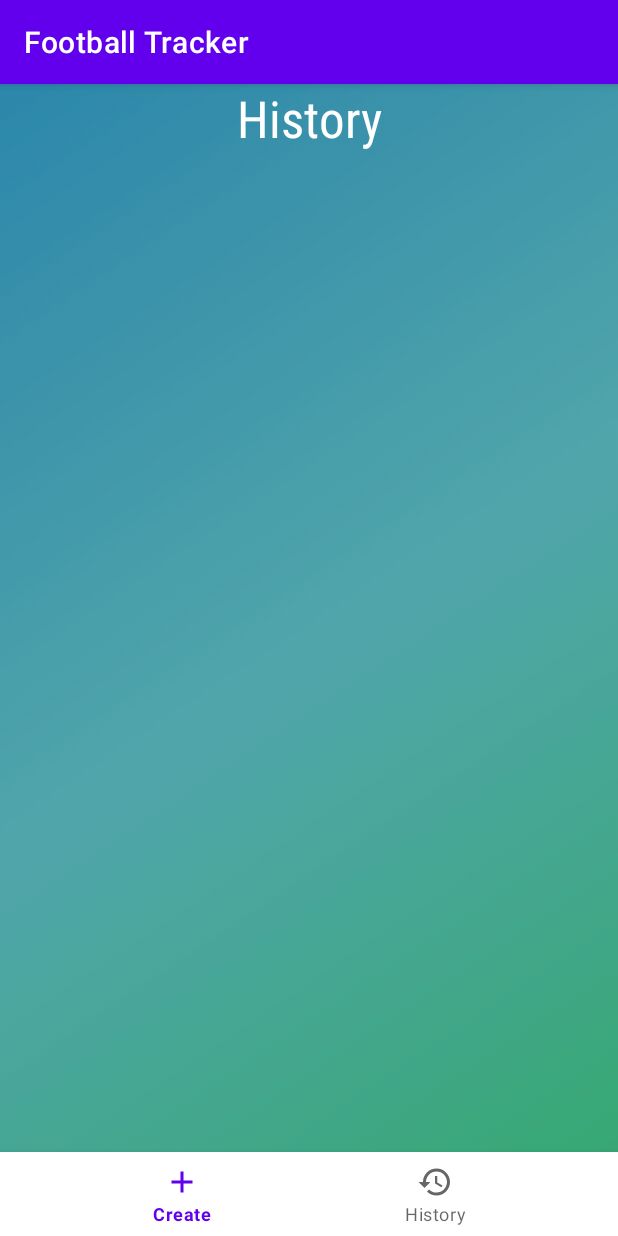
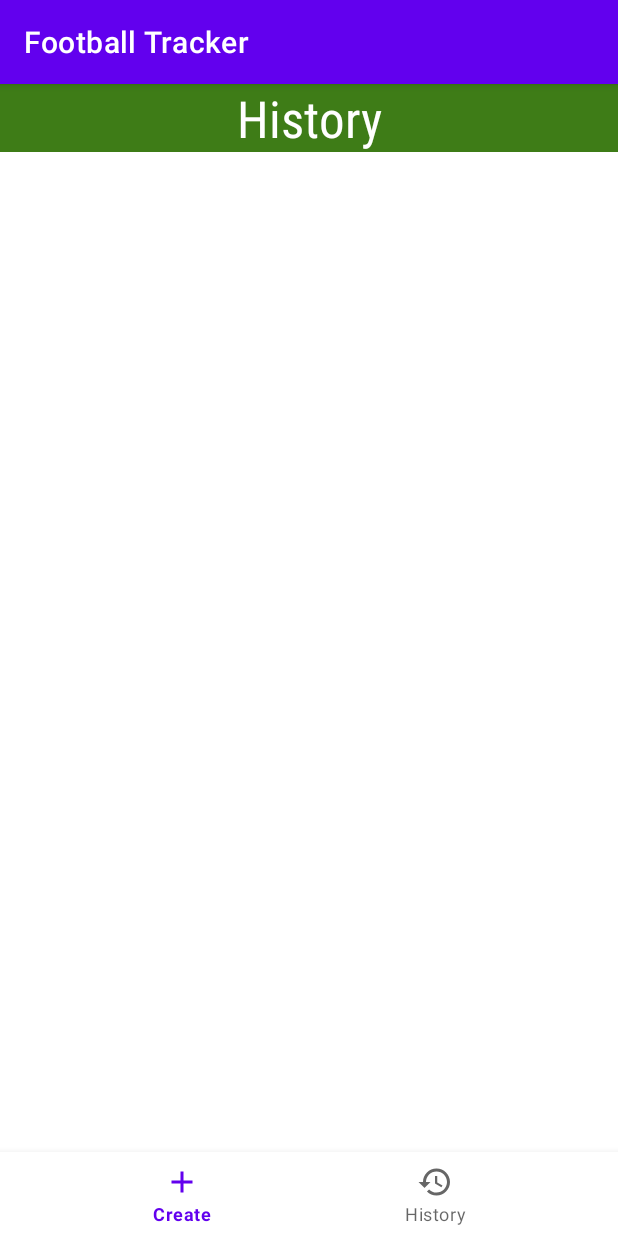
Before and after one commit to AntoninLmp/Football-Tracker, an Android app: the History screen opened directly, with no data from a screen before it, on a phone screen of 412 x 824 dp. Run offline under Robolectric (Android 15) with nearby library versions, the phone set to English and light mode, and no system bars; Roboto replaces fonts that are not available here.

Commit message:
Update History ScreenOrientation

```diff
--- a/app/src/main/res/layout-land/activity_history.xml
+++ b/app/src/main/res/layout-land/activity_history.xml
@@ -4,7 +4,6 @@
     xmlns:tools="http://schemas.android.com/tools"
     android:layout_width="match_parent"
     android:layout_height="match_parent"
-    android:background="@drawable/android_gradient_3"
     tools:context=".History">
 
     <LinearLayout
@@ -18,6 +17,11 @@
         app:layout_constraintStart_toStartOf="parent"
         app:layout_constraintTop_toTopOf="parent">
 
+        <LinearLayout
+            android:layout_width="match_parent"
+            android:layout_height="wrap_content"
+            android:backgroundTint="#3E7C27"
+            android:orientation="vertical">
 
             <TextView
                 android:id="@+id/History"
@@ -25,234 +29,33 @@
                 android:layout_height="wrap_content"
                 android:fontFamily="sans-serif-condensed"
                 android:gravity="center"
-            android:text="Historique"
+                android:text="@string/history"
                 android:textAlignment="center"
                 android:textColor="@color/white"
+                android:background="@color/green"
                 android:textSize="34sp" />
-
-        <ScrollView
-            android:layout_width="match_parent"
-            android:layout_height="match_parent"
-            android:layout_weight="1">
-            <LinearLayout
-                android:layout_width="match_parent"
-                android:layout_height="0dp"
-                android:orientation="vertical">
-
-                <TextView
-                    android:id="@+id/textView4"
-                    android:layout_width="match_parent"
-                    android:layout_height="wrap_content"
-                    android:layout_weight="0"
-                    android:textColor="@color/white"
-                    android:text="06/04/2023" />
-
-                <LinearLayout
-                    android:layout_width="match_parent"
-                    android:layout_height="0dp"
-                    android:layout_marginLeft="5sp"
-                    android:layout_marginTop="10sp"
-                    android:layout_marginRight="5sp"
-                    android:layout_marginBottom="10sp"
-                    android:layout_weight="0.2"
-                    android:background="@drawable/customborder"
-                    android:orientation="horizontal">
-
-                    <TextView
-                        android:id="@+id/textView2"
-                        android:layout_width="wrap_content"
-                        android:layout_height="match_parent"
-                        android:layout_weight="0.25"
-                        android:gravity="center"
-                        android:text="O.M"
-                        android:textColor="@color/white"
-                        android:textAlignment="center"
-                        android:textSize="20sp" />
-
-                    <TextView
-                        android:id="@+id/textView"
-                        android:layout_width="wrap_content"
-                        android:layout_height="match_parent"
-                        android:layout_weight="0.5"
-                        android:gravity="center"
-                        android:text="4 - 0"
-                        android:textColor="@color/white"
-                        android:textAlignment="center"
-                        android:textSize="28sp" />
-
-                    <TextView
-                        android:id="@+id/textView3"
-                        android:layout_width="wrap_content"
-                        android:layout_height="match_parent"
-                        android:layout_weight="0.25"
-                        android:gravity="center"
-                        android:text="P.S.G"
-                        android:textColor="@color/white"
-                        android:textAlignment="center"
-                        android:textSize="20sp" />
 
         </LinearLayout>
 
         <LinearLayout
             android:layout_width="match_parent"
-                    android:layout_height="0dp"
-                    android:layout_marginLeft="5sp"
-                    android:layout_marginTop="10sp"
-                    android:layout_marginRight="5sp"
-                    android:layout_marginBottom="10sp"
-                    android:layout_weight="0.2"
-                    android:background="@drawable/customborder"
-                    android:orientation="horizontal">
+            android:layout_height="wrap_content"
+            android:layout_weight="1"
+            android:orientation="vertical">
 
-                    <TextView
-                        android:id="@+id/textView5"
-                        android:layout_width="wrap_content"
+            <androidx.recyclerview.widget.RecyclerView
+                android:id="@+id/recyclerViewHistory"
+                android:layout_width="match_parent"
                 android:layout_height="match_parent"
-                        android:layout_weight="0.25"
-                        android:gravity="center"
-                        android:text="O.M"
-                        android:textColor="@color/white"
-                        android:textAlignment="center"
-                        android:textSize="20sp" />
-
-                    <TextView
-                        android:id="@+id/textView6"
-                        android:layout_width="wrap_content"
-                        android:layout_height="match_parent"
-                        android:layout_weight="0.5"
-                        android:gravity="center"
-                        android:text="4 - 0"
-                        android:textColor="@color/white"
-                        android:textAlignment="center"
-                        android:textSize="28sp" />
-
-                    <TextView
-                        android:id="@+id/textView7"
-                        android:layout_width="wrap_content"
-                        android:layout_height="match_parent"
-                        android:layout_weight="0.25"
-                        android:gravity="center"
-                        android:text="P.S.G"
-                        android:textColor="@color/white"
-                        android:textAlignment="center"
-                        android:textSize="20sp" />
+                />
 
         </LinearLayout>
-
-                <TextView
-                    android:id="@+id/textView8"
-                    android:layout_width="match_parent"
-                    android:layout_height="wrap_content"
-                    android:layout_weight="0"
-                    android:text="05/04/2023"
-                    android:textColor="@color/white"/>
-
-                <LinearLayout
-                    android:layout_width="match_parent"
-                    android:layout_height="0dp"
-                    android:layout_marginLeft="5sp"
-                    android:layout_marginTop="10sp"
-                    android:layout_marginRight="5sp"
-                    android:layout_marginBottom="10sp"
-                    android:layout_weight="0.2"
-                    android:background="@drawable/customborder"
-                    android:orientation="horizontal">
-
-                    <TextView
-                        android:id="@+id/textView9"
-                        android:layout_width="wrap_content"
-                        android:layout_height="match_parent"
-                        android:layout_weight="0.25"
-                        android:gravity="center"
-                        android:text="O.M"
-                        android:textColor="@color/white"
-                        android:textAlignment="center"
-                        android:textSize="20sp" />
-
-                    <TextView
-                        android:id="@+id/textView10"
-                        android:layout_width="wrap_content"
-                        android:layout_height="match_parent"
-                        android:layout_weight="0.5"
-                        android:gravity="center"
-                        android:text="4 - 0"
-                        android:textColor="@color/white"
-                        android:textAlignment="center"
-                        android:textSize="28sp" />
-
-                    <TextView
-                        android:id="@+id/textView11"
-                        android:layout_width="wrap_content"
-                        android:layout_height="match_parent"
-                        android:layout_weight="0.25"
-                        android:gravity="center"
-                        android:text="P.S.G"
-                        android:textColor="@color/white"
-                        android:textAlignment="center"
-                        android:textSize="20sp" />
-
-                </LinearLayout>
-
-                <TextView
-                    android:id="@+id/textView12"
-                    android:layout_width="match_parent"
-                    android:layout_height="wrap_content"
-                    android:layout_weight="0"
-                    android:text="04/04/2023" />
-
-                <LinearLayout
-                    android:layout_width="match_parent"
-                    android:layout_height="0dp"
-                    android:layout_marginLeft="5sp"
-                    android:layout_marginTop="10sp"
-                    android:layout_marginRight="5sp"
-                    android:layout_marginBottom="10sp"
-                    android:layout_weight="0.2"
-                    android:background="@drawable/customborder"
-                    android:orientation="horizontal">
-
-                    <TextView
-                        android:id="@+id/textView13"
-                        android:layout_width="wrap_content"
-                        android:layout_height="match_parent"
-                        android:layout_weight="0.25"
-                        android:gravity="center"
-                        android:text="Chelsea"
-                        android:textAlignment="center"
-                        android:textSize="20sp" />
-
-                    <TextView
-                        android:id="@+id/textView14"
-                        android:layout_width="wrap_content"
-                        android:layout_height="match_parent"
-                        android:layout_weight="0.5"
-                        android:gravity="center"
-                        android:text="0 - 0"
-                        android:textAlignment="center"
-                        android:textSize="28sp" />
-
-                    <TextView
-                        android:id="@+id/textView15"
-                        android:layout_width="wrap_content"
-                        android:layout_height="match_parent"
-                        android:layout_weight="0.25"
-                        android:gravity="center"
-                        android:text="Liverpool"
-                        android:textAlignment="center"
-                        android:textSize="20sp" />
-
-                </LinearLayout>
-
-            </LinearLayout>
-        </ScrollView>
-
 
         <com.google.android.material.bottomnavigation.BottomNavigationView
             android:id="@+id/bottomNavMenu"
             android:layout_width="match_parent"
             android:layout_height="wrap_content"
-            app:menu="@menu/bottom_navmenu"
-            />
+            app:menu="@menu/bottom_navmenu" />
 
     </LinearLayout>
 </androidx.appcompat.widget.LinearLayoutCompat>
--- a/app/src/main/res/layout/activity_history.xml
+++ b/app/src/main/res/layout/activity_history.xml
@@ -4,7 +4,6 @@
     xmlns:tools="http://schemas.android.com/tools"
     android:layout_width="match_parent"
     android:layout_height="match_parent"
-    android:background="@drawable/android_gradient_3"
     tools:context=".History">
 
     <LinearLayout
@@ -34,6 +33,7 @@
                 android:text="@string/history"
                 android:textAlignment="center"
                 android:textColor="@color/white"
+                android:background="@color/green"
                 android:textSize="34sp" />
 
         </LinearLayout>
--- a/app/src/main/res/layout/recycler_row_history.xml
+++ b/app/src/main/res/layout/recycler_row_history.xml
@@ -4,6 +4,8 @@
     xmlns:tools="http://schemas.android.com/tools"
     android:layout_width="match_parent"
     android:layout_height="wrap_content"
+    android:background="@drawable/customborder"
+    android:layout_margin="10sp"
     android:id="@+id/recyclerViewXML">
 
     <androidx.cardview.widget.CardView
@@ -16,6 +18,7 @@
             android:layout_height="wrap_content"
             android:background="#00FFFFFF"
             android:backgroundTint="#00FFFFFF"
+
             android:padding="16sp">
 
             <TextView
@@ -24,7 +27,7 @@
                 android:layout_height="wrap_content"
                 android:text="P.S.G"
                 android:textColor="@color/black"
-                android:textSize="20dp"
+                android:textSize="24dp"
                 app:layout_constraintBottom_toBottomOf="parent"
                 app:layout_constraintEnd_toStartOf="@+id/Score"
                 app:layout_constraintStart_toStartOf="parent"
@@ -36,7 +39,7 @@
                 android:layout_height="wrap_content"
                 android:text="Lens"
                 android:textColor="@color/black"
-                android:textSize="20dp"
+                android:textSize="24dp"
                 app:layout_constraintBottom_toBottomOf="parent"
                 app:layout_constraintEnd_toEndOf="parent"
                 app:layout_constraintStart_toEndOf="@+id/Score"
@@ -47,8 +50,8 @@
                 android:layout_width="wrap_content"
                 android:layout_height="wrap_content"
                 android:text="1-3"
-                android:textColor="@color/black"
-                android:textSize="25sp"
+                android:textColor="@color/green"
+                android:textSize="30sp"
                 android:textStyle="bold"
                 app:layout_constraintBottom_toBottomOf="parent"
                 app:layout_constraintEnd_toEndOf="parent"
```
Lines whose indentation alone changed are shown as unchanged.
